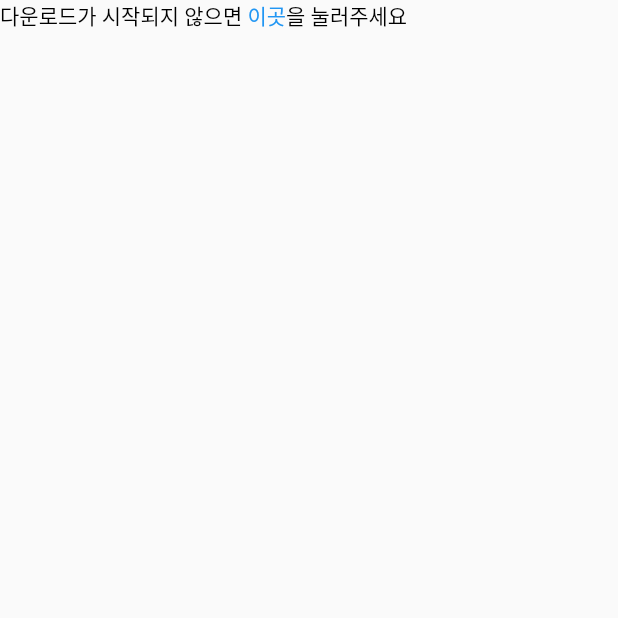
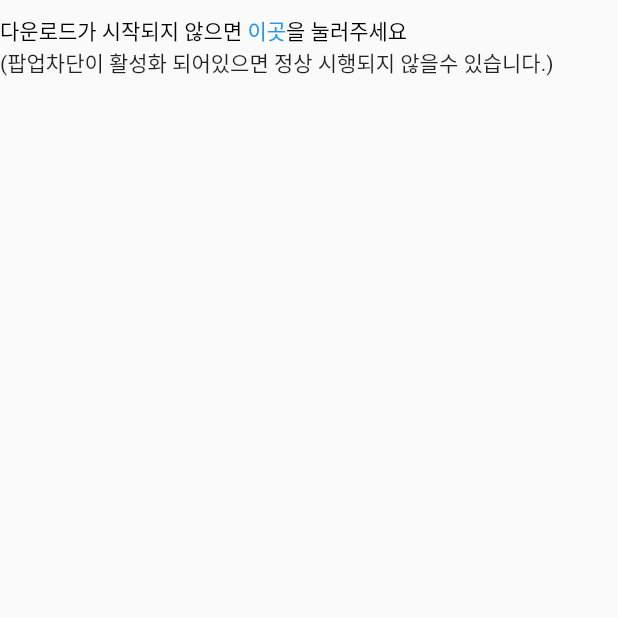
Before and after one commit to davis13319/davis13319.github.io, a Flutter app: the FileDownPage screen opened by its route, on a phone screen of 412 x 824 dp, the top half of it. Run offline on Flutter 3.47's test engine with Material 2 defaults, Android fonts, the light colour scheme and no system bars; missing offline and left inert: dart:html, platform_info; network calls fail.

Commit message:
다운페이지 문구 변경

```diff
--- a/lib/filedown.dart
+++ b/lib/filedown.dart
@@ -53,7 +53,13 @@ class FileDownPage extends StatelessWidget {
       ),
       builder: (context, snapshot) {
         return Scaffold(
-          body: Row(
+          body: Column(
+            mainAxisAlignment: MainAxisAlignment.start,
+            children: [
+              SizedBox(
+                height: 10,
+              ),
+              Row(
                 children: [
                   RichText(
                     text: new TextSpan(children: [
@@ -86,6 +92,16 @@ class FileDownPage extends StatelessWidget {
                         style: TextStyle(color: Colors.black),
                       ),
                     ]),
+                  ),
+                ],
+              ),
+              Row(
+                children: [
+                  Text(
+                    "(팝업차단이 활성화 되어있으면 정상 시행되지 않을수 있습니다.)",
+                    // textAlign: TextAlign.left,
+                  ),
+                ],
               )
             ],
           ),
--- a/lib/main.dart
+++ b/lib/main.dart
@@ -24,8 +24,7 @@ class MyApp extends StatelessWidget {
         // is not restarted.
         primarySwatch: Colors.blue,
       ),
-      // home: AuthPage(),
-      home: FileDownPage(),
+      home: AuthPage(),
       routes: {
         "downpage": (_) => FileDownPage(),
       },
```
Lines whose indentation alone changed are shown as unchanged.
